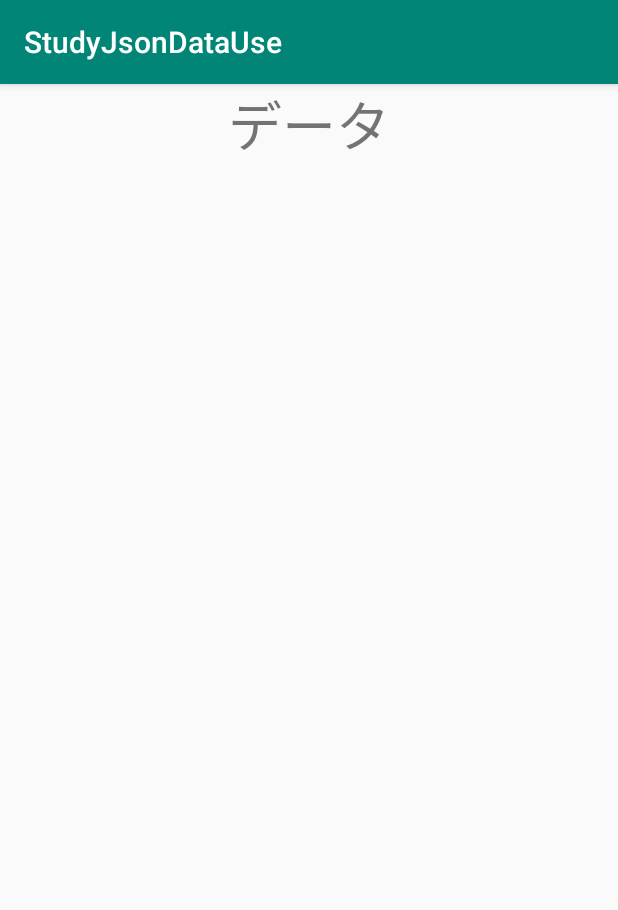
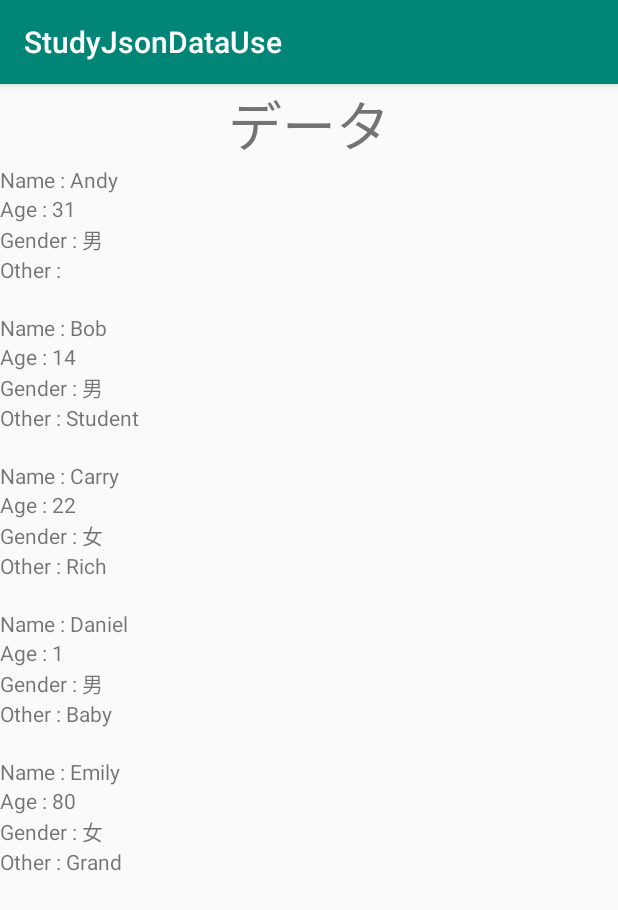
Before and after one commit to Bluewind12/StudyJsonDataUse, an Android app: the screen it shows after launch (MainActivity), on a phone screen of 412 x 824 dp. Shown: the top 910 px of the screen. Run offline under Robolectric (Android 15) with nearby library versions, the phone set to English and light mode, and no system bars.

Commit message:
[update end]表示完成

```diff
--- a/app/src/main/assets/SampleJsonData.json
+++ b/app/src/main/assets/SampleJsonData.json
@@ -1,4 +1,5 @@
-[
+{
+  "sample": [
     {
       "name": "Andy",
       "age": 31,
@@ -29,4 +30,5 @@
       "gender": true,
       "other": "Grand"
     }
-]
+  ]
+}
--- a/app/src/main/java/momonyan/studyjsondatause/MainActivity.kt
+++ b/app/src/main/java/momonyan/studyjsondatause/MainActivity.kt
@@ -1,17 +1,20 @@
 package momonyan.studyjsondatause
 
+import android.annotation.SuppressLint
 import android.os.Bundle
 import android.util.Log
 import android.widget.TextView
 import androidx.appcompat.app.AppCompatActivity
-import org.json.JSONArray
+import kotlinx.android.synthetic.main.activity_main.*
 import org.json.JSONException
+import org.json.JSONObject
 import java.io.BufferedReader
 import java.io.InputStreamReader
 
 
 class MainActivity : AppCompatActivity() {
 
+    @SuppressLint("SetTextI18n")
     override fun onCreate(savedInstanceState: Bundle?) {
         super.onCreate(savedInstanceState)
         setContentView(R.layout.activity_main)
@@ -20,13 +23,33 @@ class MainActivity : AppCompatActivity() {
 
         val inputStream = assetManager.open("SampleJsonData.json")
         val bufferedReader = BufferedReader(InputStreamReader(inputStream))
-        val str: String = bufferedReader.readLine()
+        val str: String = bufferedReader.readText()
         Log.d("check", str)
         try {
-            val jsonArray = JSONArray(str)
+            val jsonObject = JSONObject(str)
+            val jsonArray = jsonObject.getJSONArray("sample")
+            val layout = mainLinerLayout
             for (i in 0 until jsonArray.length()) {
-                val textView = TextView(this)
-                Log.d("Check", jsonArray[i].toString())
+                val jsonData = jsonArray.getJSONObject(i)
+                val nameTextView = TextView(this)
+                val ageTextView = TextView(this)
+                val genderTextView = TextView(this)
+                val otherTextView = TextView(this)
+
+                nameTextView.text = "Name : " + jsonData.getString("name")
+                ageTextView.text = "Age : " + jsonData.getInt("age").toString()
+                genderTextView.text = "Gender : " + if (!jsonData.getBoolean("gender")) {
+                    "男"
+                } else {
+                    "女"
+                }
+                otherTextView.text = "Other : " + jsonData.getString("other")
+                layout.addView(nameTextView)
+                layout.addView(ageTextView)
+                layout.addView(genderTextView)
+                layout.addView(otherTextView)
+                layout.addView(TextView(this))
+
             }
         } catch (e: JSONException) {
             e.printStackTrace()
--- a/app/src/main/res/layout/activity_main.xml
+++ b/app/src/main/res/layout/activity_main.xml
@@ -4,14 +4,15 @@
     android:id="@+id/mainLinerLayout"
     android:layout_width="match_parent"
     android:layout_height="match_parent"
+    android:orientation="vertical"
     tools:context=".MainActivity">
 
     <TextView
         android:id="@+id/textView"
-        android:layout_width="wrap_content"
+        android:layout_width="match_parent"
         android:layout_height="wrap_content"
-        android:layout_weight="1"
         android:gravity="center"
         android:text="データ"
         android:textSize="36sp" />
+
 </LinearLayout>
```
